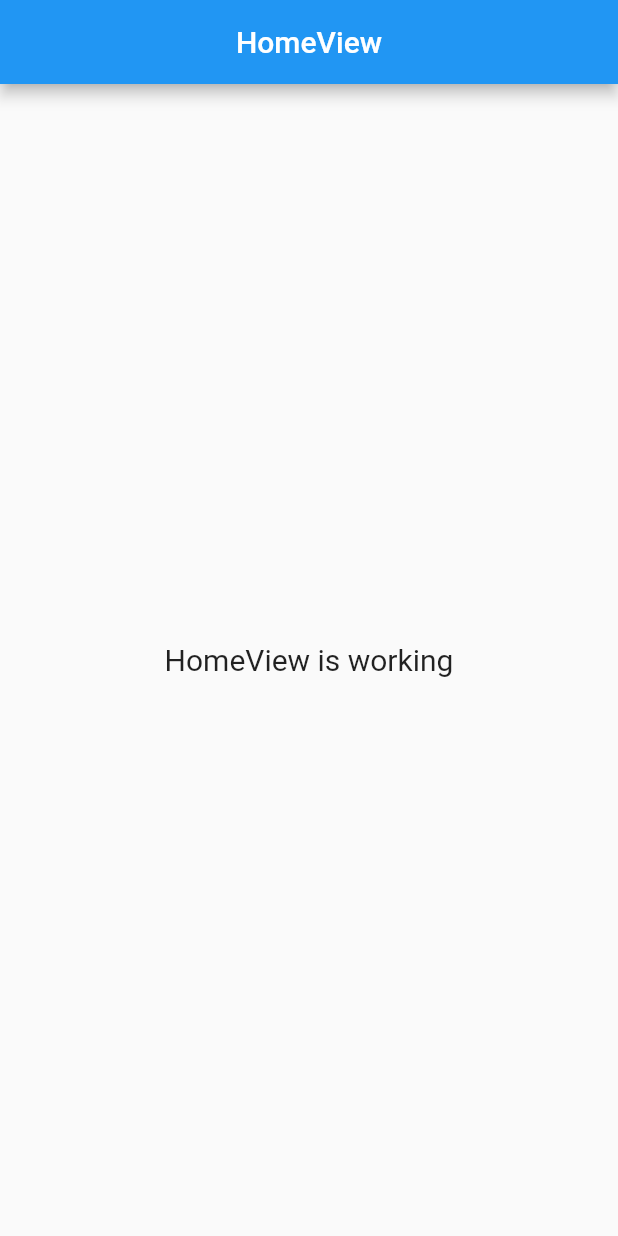
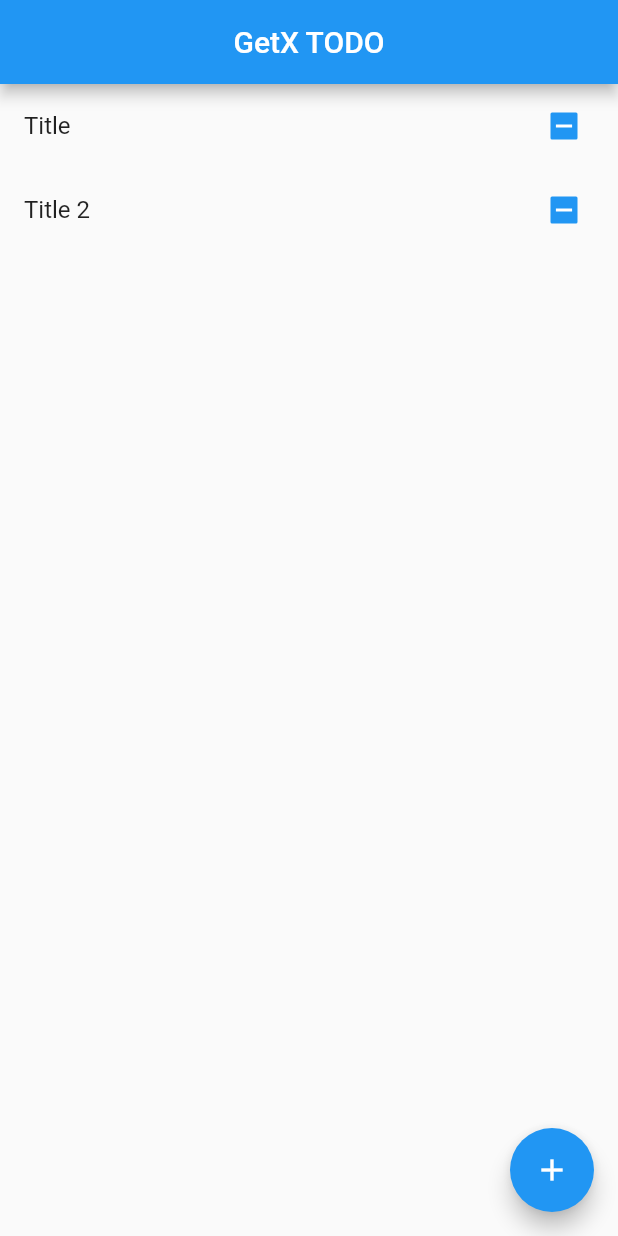
Before and after one commit to pinedamg/flutter_getx_todo, a Flutter app: the screen it shows after launch, on a phone screen of 412 x 824 dp. Run offline on Flutter 3.47's test engine with Material 2 defaults, Android fonts, the phone set to English and light mode, and no system bars; our stand-ins replace get, string_validator.

Commit message:
Added base structure of TODO app

```diff
--- /dev/null
+++ b/assets/models/todo_item.json
@@ -0,0 +1,4 @@
+{
+    "title": "string",
+    "done": "1"
+}
--- /dev/null
+++ b/lib/app/data/models/todo_item_model.dart
@@ -0,0 +1,18 @@
+class TodoItemModel {
+  String? title;
+  String? done;
+
+  TodoItemModel({this.title, this.done});
+
+  TodoItemModel.fromJson(Map<String, dynamic> json) {
+    title = json['title'];
+    done = json['done'];
+  }
+
+  Map<String, dynamic> toJson() {
+    final data = <String, dynamic>{};
+    data['title'] = title;
+    data['done'] = done;
+    return data;
+  }
+}
--- a/lib/app/modules/home/controllers/home_controller.dart
+++ b/lib/app/modules/home/controllers/home_controller.dart
@@ -1,11 +1,13 @@
 import 'package:get/get.dart';
+import 'package:todo/app/data/models/todo_item_model.dart';
 
 class HomeController extends GetxController {
-  //TODO: Implement HomeController
+  var todoList = [].obs;
 
-  final count = 0.obs;
   @override
   void onInit() {
+    todoList.add(TodoItemModel.fromJson({"title": "Title", "done": "1"}));
+    todoList.add(TodoItemModel.fromJson({"title": "Title 2", "done": "1"}));
     super.onInit();
   }
 
@@ -19,5 +21,8 @@ class HomeController extends GetxController {
     super.onClose();
   }
 
-  void increment() => count.value++;
+  void updateTodo(index, bool value) {
+    todoList[index].done = value ? "1" : "0";
+    todoList.refresh();
+  }
 }
--- a/lib/app/modules/home/views/home_view.dart
+++ b/lib/app/modules/home/views/home_view.dart
@@ -1,7 +1,7 @@
 import 'package:flutter/material.dart';
-
 import 'package:get/get.dart';
-
+import 'package:string_validator/string_validator.dart';
+import 'package:todo/app/data/models/todo_item_model.dart';
 import '../controllers/home_controller.dart';
 
 class HomeView extends GetView<HomeController> {
@@ -9,16 +9,30 @@ class HomeView extends GetView<HomeController> {
   @override
   Widget build(BuildContext context) {
     return Scaffold(
-      appBar: AppBar(
-        title: Text('HomeView'),
-        centerTitle: true,
-      ),
-      body: Center(
-        child: Text(
-          'HomeView is working',
-          style: TextStyle(fontSize: 20),
+        appBar: AppBar(
+          title: Text('GetX TODO'),
+          centerTitle: true,
         ),
-      ),
-    );
+        body: SafeArea(child: Center(
+          child: Obx(() {
+            return ListView.builder(
+              itemCount: controller.todoList.length,
+              itemBuilder: (context, index) {
+                return Container(
+                  child: CheckboxListTile(
+                    title: Text('${controller.todoList[index].title}'),
+                    value: toBoolean(controller.todoList[index].done),
+                    onChanged: (value) => controller.updateTodo(index, value!),
+                  ),
+                );
+              },
+            );
+          }),
+        )),
+        floatingActionButton: FloatingActionButton(
+          child: Icon(Icons.add),
+          onPressed: () => controller.todoList
+              .add(TodoItemModel.fromJson({"title": "Title", "done": "1"})),
+        ));
   }
 }
--- a/lib/main.dart
+++ b/lib/main.dart
@@ -10,6 +10,7 @@ void main() {
       title: "Application",
       initialRoute: AppPages.INITIAL,
       getPages: AppPages.routes,
+      debugShowCheckedModeBanner: false,
     ),
   );
 }
--- a/pubspec.yaml
+++ b/pubspec.yaml
@@ -8,6 +8,7 @@ environment:
 dependencies:
   cupertino_icons: ^1.0.2
   get: 4.6.5
+  string_validator: 0.3.0
   flutter:
     sdk: flutter
 
```
Also changed, not shown: lib/app/modules/home/widgets/todo_item.dart (added, +32 -0 lines), pubspec.lock.
